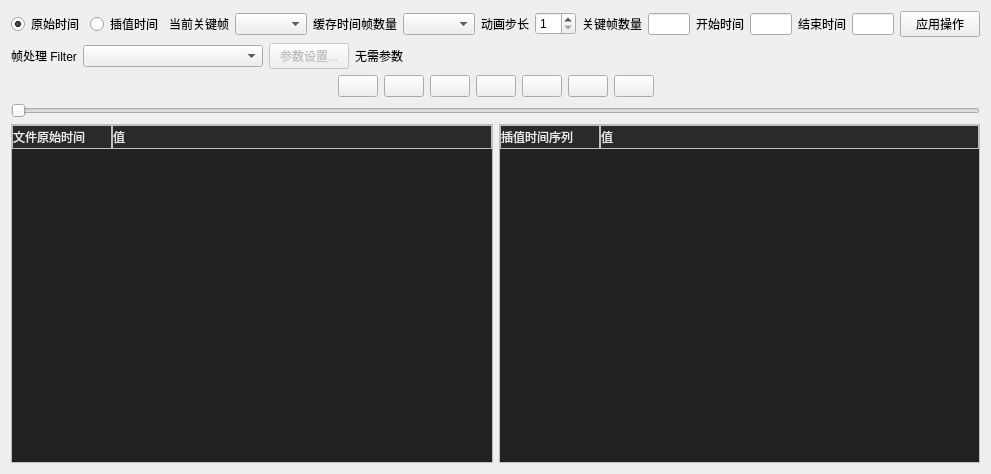
Old version of the form Qt/Resources/UI/Animation.ui in the repository hu-shuhan/editOpeniGame.
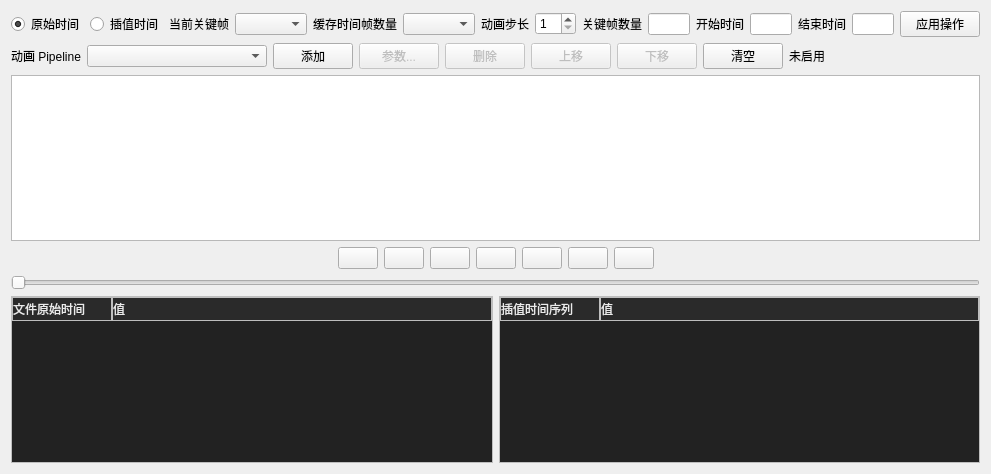
New version of the form. Icons and pictures are not drawn. Custom widgets are drawn as their Qt base class.

Commit message: 修改动画输出filter的代码

What changed in the file:
```diff
--- a/Qt/Resources/UI/Animation.ui
+++ b/Qt/Resources/UI/Animation.ui
@@ -142,11 +142,13 @@
    </layout>
    </item>
    <item>
+    <layout class="QVBoxLayout" name="verticalLayout_AnimationPipeline">
+     <item>
     <layout class="QHBoxLayout" name="horizontalLayout_AnimationFilter">
      <item>
       <widget class="QLabel" name="label_AnimationFilter">
        <property name="text">
-        <string>帧处理 Filter</string>
+          <string>动画 Pipeline</string>
        </property>
       </widget>
      </item>
@@ -160,20 +162,64 @@
        </property>
       </widget>
      </item>
+       <item>
+        <widget class="QPushButton" name="btnAnimationFilterAdd">
+         <property name="text">
+          <string>添加</string>
+         </property>
+        </widget>
+       </item>
      <item>
       <widget class="QPushButton" name="btnAnimationFilterParameters">
        <property name="enabled">
         <bool>false</bool>
        </property>
        <property name="text">
-        <string>参数设置...</string>
+          <string>参数...</string>
+         </property>
+        </widget>
+       </item>
+       <item>
+        <widget class="QPushButton" name="btnAnimationFilterRemove">
+         <property name="enabled">
+          <bool>false</bool>
+         </property>
+         <property name="text">
+          <string>删除</string>
+         </property>
+        </widget>
+       </item>
+       <item>
+        <widget class="QPushButton" name="btnAnimationFilterUp">
+         <property name="enabled">
+          <bool>false</bool>
+         </property>
+         <property name="text">
+          <string>上移</string>
+         </property>
+        </widget>
+       </item>
+       <item>
+        <widget class="QPushButton" name="btnAnimationFilterDown">
+         <property name="enabled">
+          <bool>false</bool>
+         </property>
+         <property name="text">
+          <string>下移</string>
+         </property>
+        </widget>
+       </item>
+       <item>
+        <widget class="QPushButton" name="btnAnimationFilterClear">
+         <property name="text">
+          <string>清空</string>
        </property>
       </widget>
      </item>
      <item>
       <widget class="QLabel" name="labelAnimationFilterSummary">
        <property name="text">
-        <string>无需参数</string>
+          <string>未启用</string>
        </property>
       </widget>
      </item>
@@ -189,6 +235,18 @@
         </size>
        </property>
       </spacer>
+       </item>
+      </layout>
+     </item>
+     <item>
+      <widget class="QListWidget" name="listWidgetAnimationPipeline">
+       <property name="minimumSize">
+        <size>
+         <width>0</width>
+         <height>90</height>
+        </size>
+       </property>
+      </widget>
      </item>
     </layout>
    </item>
```
Lines whose indentation alone changed are shown as unchanged. The commit also changes 6 other files.
